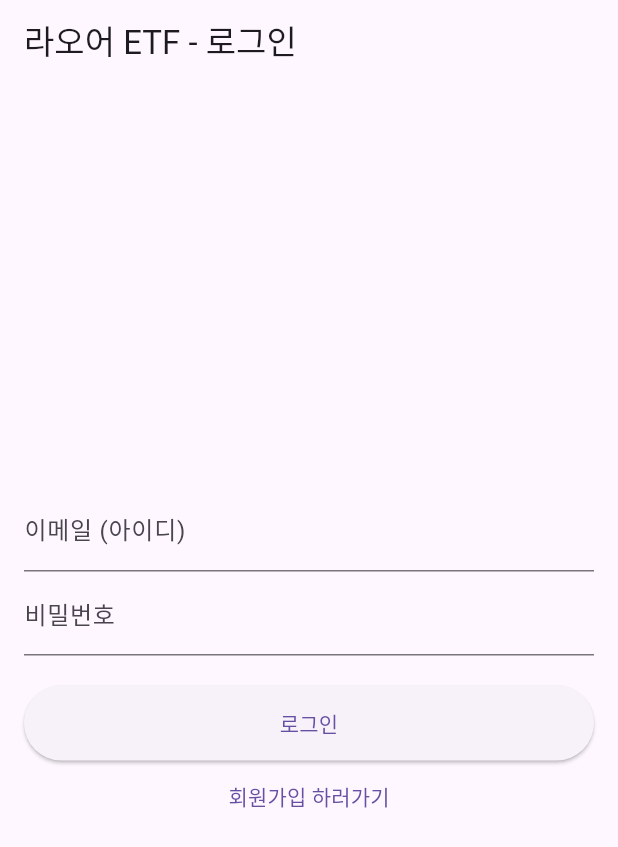
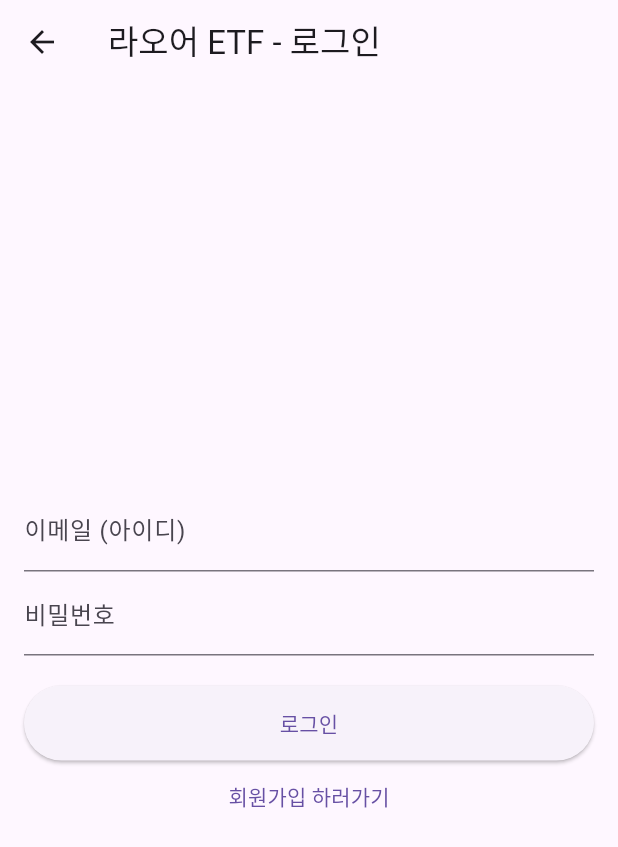
Before and after one commit to JunyeongCha/Laour_ETF, a Flutter app: the screen it shows after launch, on a phone screen of 412 x 824 dp. Shown: the top 847 px of the screen. Run offline on Flutter 3.47's test engine with Material 3 defaults, Android fonts, the phone set to English and light mode, and no system bars; our stand-ins replace cloud_firestore, firebase_auth, firebase_core, flutter_secure_storage, shared_preferences; accounts and stored records are empty.

Commit message:
대충 끝냄

```diff
--- a/lib/auth/auth_wrapper.dart
+++ b/lib/auth/auth_wrapper.dart
@@ -1,3 +1,5 @@
+//lib/auth/auth_wrapper.dart
+
 import 'package:firebase_auth/firebase_auth.dart';
 import 'package:flutter/material.dart';
 import 'package:laour_etf/auth/secure_storage_service.dart';
--- a/lib/screens/login_screen.dart
+++ b/lib/screens/login_screen.dart
@@ -1,11 +1,12 @@
-// lib/screens/login_screen.dart
+import 'package:flutter/material.dart';
+import 'package:laour_etf/auth/auth_service.dart';
+import 'package:laour_etf/screens/signup_screen.dart';
+import 'package:provider/provider.dart';
+import 'package:laour_etf/screens/account_picker_screen.dart'; // (★신규★)
+import 'package:laour_etf/auth/secure_storage_service.dart'; // (★신규★)
+import 'package:laour_etf/auth/auth_wrapper.dart'; // (★신규★)
 
-import 'package:flutter/material.dart';
-import 'package:laour_etf/auth/auth_service.dart'; // (★수정★)
-import 'package:laour_etf/screens/signup_screen.dart';
-import 'package:provider/provider.dart'; // (★수정★)
-
-// (★수정★) StatefulWidget -> StatelessWidget
+// (★수정★) StatelessWidget으로 유지 (이전 단계 롤백)
 class LoginScreen extends StatelessWidget {
   const LoginScreen({super.key});
 
@@ -14,21 +15,36 @@ class LoginScreen extends StatelessWidget {
     final TextEditingController emailController = TextEditingController();
     final TextEditingController passwordController = TextEditingController();
 
-    // 1. 템플릿처럼 'Consumer'를 사용해 AuthService의 상태(isLoading)를 감시
     return Consumer<AuthService>(
       builder: (context, authService, child) {
 
-        // 2. 에러가 있으면 SnackBar 표시 (빌드 후 즉시)
         if (authService.errorMessage.isNotEmpty) {
           WidgetsBinding.instance.addPostFrameCallback((_) {
             ScaffoldMessenger.of(context).showSnackBar(
               SnackBar(content: Text(authService.errorMessage)),
             );
+            authService.clearState();
           });
         }
 
         return Scaffold(
-          appBar: AppBar(title: const Text('라오어 ETF - 로그인')),
+          appBar: AppBar(
+            title: const Text('라오어 ETF - 로그인'),
+
+            // (★핵심 수정★) "계정 선택으로 돌아가기" 버튼
+            leading: IconButton(
+              icon: const Icon(Icons.arrow_back),
+              tooltip: '계정 선택으로 돌아가기',
+              onPressed: () {
+                // (★핵심 수정★) 상태 초기화 후 AuthWrapper로 복귀
+                authService.clearState();
+                Navigator.of(context).pushAndRemoveUntil(
+                  MaterialPageRoute(builder: (context) => const AuthWrapper()),
+                  (route) => false,
+                );
+              },
+            ),
+          ),
           body: Padding(
             padding: const EdgeInsets.all(16.0),
             child: Column(
@@ -38,23 +54,24 @@ class LoginScreen extends StatelessWidget {
                   controller: emailController,
                   decoration: const InputDecoration(labelText: '이메일 (아이디)'),
                   keyboardType: TextInputType.emailAddress,
-                  enabled: !authService.isLoading, // 3. 중앙 상태로 활성화/비활성화
+                  enabled: !authService.isLoading,
                 ),
                 TextField(
                   controller: passwordController,
                   decoration: const InputDecoration(labelText: '비밀번호'),
                   obscureText: true,
-                  enabled: !authService.isLoading, // 3. 중앙 상태로 활성화/비활성화
+                  enabled: !authService.isLoading,
                 ),
+
+                // (★수정★) 6-3: 체크박스 제거
                 const SizedBox(height: 20),
 
-                // 4. 중앙 상태에 따라 로딩 또는 버튼 표시
                 if (authService.isLoading)
                   const CircularProgressIndicator()
                 else
                   ElevatedButton(
                     onPressed: () {
-                      // 5. 템플릿처럼 AuthService의 함수 호출
+                      // (★수정★) 6-3: saveAccount 파라미터 제거
                       context.read<AuthService>().signIn(
                             emailController.text.trim(),
                             passwordController.text.trim(),
@@ -67,6 +84,8 @@ class LoginScreen extends StatelessWidget {
                   ),
                 TextButton(
                   onPressed: authService.isLoading ? null : () {
+                    context.read<AuthService>().clearState();
+
                     Navigator.push(
                       context,
                       MaterialPageRoute(builder: (context) => const SignupScreen()),
```
Also changed, not shown: lib/auth/auth_service.dart (+13 -11 lines), lib/screens/account_picker_screen.dart (+33 -13 lines).
